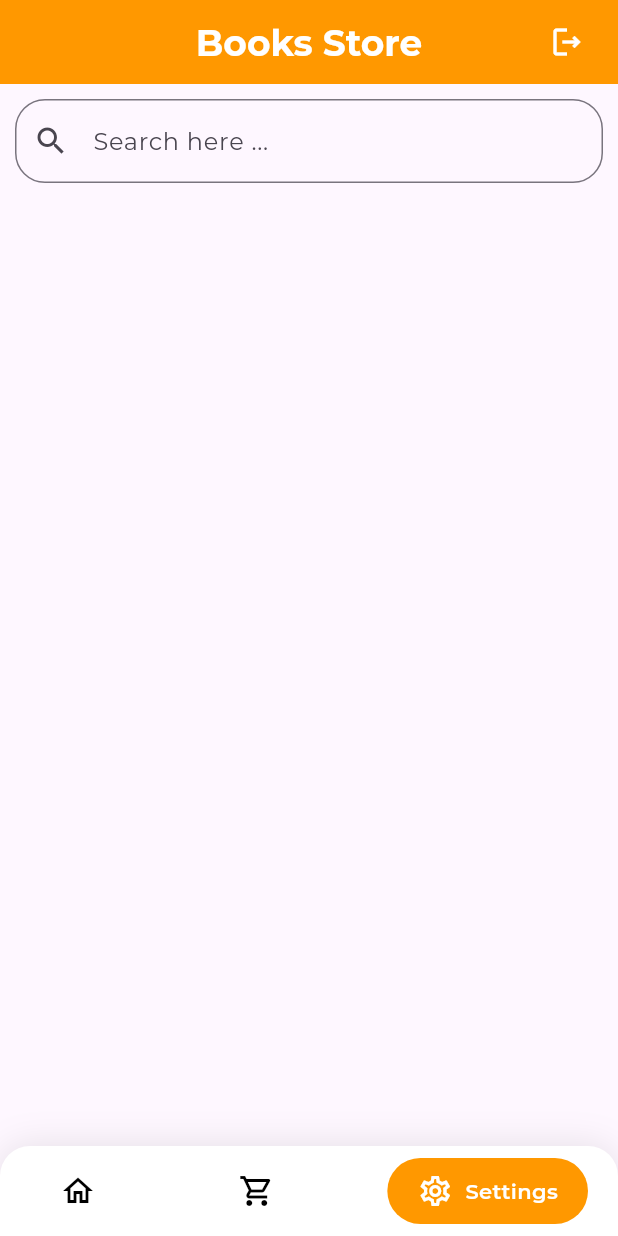
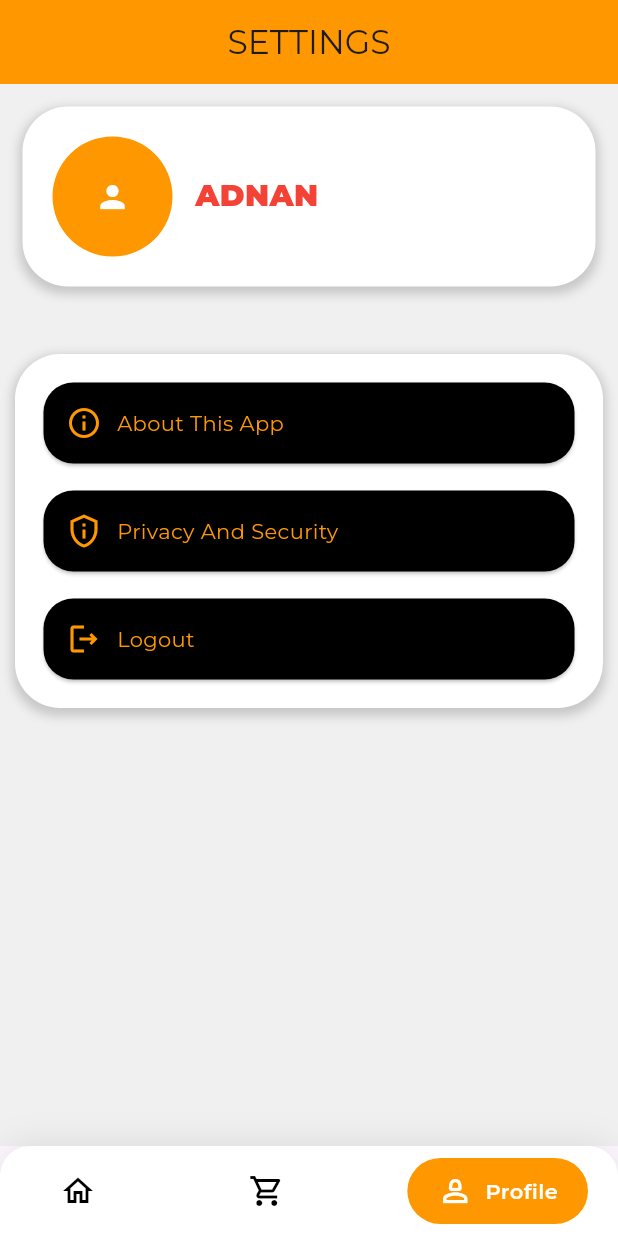
Before and after one commit to adnan-vk/Ecommerce_auth, a Flutter app: the Bottom screen opened directly, item 3 of the bottom bar chosen, on a phone screen of 412 x 824 dp. Run offline on Flutter 3.47's test engine with Material 3 defaults, Android fonts, the phone set to English and light mode, and no system bars; drawn by our look-alikes of google_nav_bar; our stand-ins replace cloud_firestore, email_validator, firebase_auth, firebase_core, firebase_storage, google_fonts and 2 more; accounts and stored records are empty.

Commit message:
profile page

```diff
--- a/lib/view/bottom_bar/bottom_bar.dart
+++ b/lib/view/bottom_bar/bottom_bar.dart
@@ -1,3 +1,4 @@
+import 'package:authentication/view/profile_page/profile.dart';
 import 'package:flutter/material.dart';
 import 'package:authentication/controller/bottom_provider.dart';
 import 'package:authentication/view/cart/cart.dart';
@@ -47,8 +48,8 @@ class Bottom extends StatelessWidget {
                 text: 'Cart',
               ),
               GButton(
-                icon: Icons.settings_outlined,
-                text: 'Settings',
+                icon: Icons.person_2_outlined,
+                text: 'Profile',
               ),
             ],
             selectedIndex: providerdata.currentindex,
@@ -65,5 +66,5 @@ class Bottom extends StatelessWidget {
 final List<Widget> _tabs = [
   const HomePage(),
   const CartPage(),
-  const HomePage(),
+  const Profile(),
 ];
--- /dev/null
+++ b/lib/view/profile_page/about_appp.dart
@@ -0,0 +1,12 @@
+import 'package:flutter/material.dart';
+
+class AboutApp extends StatelessWidget {
+  const AboutApp({super.key});
+
+  @override
+  Widget build(BuildContext context) {
+    return Scaffold(
+      appBar: AppBar(),
+    );
+  }
+}
--- /dev/null
+++ b/lib/view/profile_page/privacy.dart
@@ -0,0 +1,12 @@
+import 'package:flutter/material.dart';
+
+class Privacy extends StatelessWidget {
+  const Privacy({super.key});
+
+  @override
+  Widget build(BuildContext context) {
+    return Scaffold(
+      appBar: AppBar(),
+    );
+  }
+}
--- /dev/null
+++ b/lib/view/profile_page/profile.dart
@@ -0,0 +1,204 @@
+import 'package:authentication/controller/authenticarion_provider/auth_provider.dart';
+import 'package:authentication/view/login_page/selectlogin.dart';
+import 'package:authentication/view/profile_page/about_appp.dart';
+import 'package:authentication/view/profile_page/privacy.dart';
+import 'package:authentication/view/welcome_page/welcome_page.dart';
+import 'package:flutter/material.dart';
+import 'package:provider/provider.dart';
+
+class Profile extends StatelessWidget {
+  const Profile({super.key});
+
+  @override
+  Widget build(BuildContext context) {
+    double height = MediaQuery.of(context).size.height;
+    return Scaffold(
+      appBar: AppBar(
+        backgroundColor: appcolor.orange,
+        centerTitle: true,
+        title: const Text("SETTINGS"),
+      ),
+      body: SingleChildScrollView(
+        scrollDirection: Axis.vertical,
+        child: Container(
+          height: height * 1,
+          color: const Color.fromARGB(255, 240, 240, 240),
+          child: Column(
+            children: [
+              Padding(
+                padding: const EdgeInsets.all(15),
+                child: Container(
+                  decoration: BoxDecoration(
+                    color: Colors.white,
+                    borderRadius: BorderRadius.circular(30),
+                    boxShadow: [
+                      BoxShadow(
+                        color: Colors.grey.withOpacity(0.5),
+                        spreadRadius: 2,
+                        blurRadius: 5,
+                        offset: const Offset(0, 3),
+                      ),
+                    ],
+                  ),
+                  padding: const EdgeInsets.all(20),
+                  child: const Row(
+                    children: [
+                      CircleAvatar(
+                        backgroundColor: Colors.orange,
+                        radius: 40,
+                        child: Icon(
+                          Icons.person,
+                          color: Colors.white,
+                        ),
+                      ),
+                      SizedBox(width: 15),
+                      Text(
+                        "ADNAN",
+                        style: TextStyle(
+                          color: Colors.red,
+                          fontSize: 20,
+                          fontWeight: FontWeight.w900,
+                        ),
+                      ),
+                    ],
+                  ),
+                ),
+              ),
+              const SizedBox(height: 20),
+              Padding(
+                padding: const EdgeInsets.all(10),
+                child: Container(
+                  decoration: BoxDecoration(
+                    color: Colors.white,
+                    borderRadius: BorderRadius.circular(30),
+                    boxShadow: [
+                      BoxShadow(
+                        color: Colors.grey.withOpacity(0.5),
+                        spreadRadius: 2,
+                        blurRadius: 5,
+                        offset: const Offset(0, 3),
+                      ),
+                    ],
+                  ),
+                  padding: const EdgeInsets.all(15),
+                  child: Column(
+                    children: [
+                      _buildMenuItem(
+                        onp: () => Navigator.push(
+                            context,
+                            MaterialPageRoute(
+                              builder: (context) => const AboutApp(),
+                            )),
+                        context,
+                        icon: Icons.info_outline,
+                        title: "About This App",
+                      ),
+                      const SizedBox(height: 10),
+                      _buildMenuItem(
+                        onp: () => Navigator.push(
+                            context,
+                            MaterialPageRoute(
+                              builder: (context) => const Privacy(),
+                            )),
+                        context,
+                        icon: Icons.privacy_tip_outlined,
+                        title: "Privacy And Security",
+                      ),
+                      const SizedBox(height: 10),
+                      _buildMenuItem(
+                        context,
+                        onp: () => sheet(context),
+                        icon: Icons.logout_outlined,
+                        title: "Logout",
+                      ),
+                    ],
+                  ),
+                ),
+              ),
+            ],
+          ),
+        ),
+      ),
+    );
+  }
+
+  Widget _buildMenuItem(BuildContext context,
+      {required IconData icon,
+      required String title,
+      required VoidCallback? onp}) {
+    return GestureDetector(
+      onTap: () {
+        onp!();
+      },
+      child: Card(
+        shape: RoundedRectangleBorder(borderRadius: BorderRadius.circular(20)),
+        color: appcolor.black,
+        child: Padding(
+          padding: const EdgeInsets.all(15),
+          child: Row(
+            children: [
+              Icon(icon, color: appcolor.orange),
+              const SizedBox(width: 10),
+              Text(
+                title,
+                style: TextStyle(color: appcolor.orange),
+              ),
+            ],
+          ),
+        ),
+      ),
+    );
+  }
+
+  sheet(BuildContext context) {
+    final pro = Provider.of<AuthenticationProvider>(context, listen: false);
+    return showDialog(
+      context: context,
+      builder: (context) {
+        return AlertDialog(
+          title: const Column(
+            children: [
+              Text("LOG OUT"),
+              Text(
+                "DO YOU WANT TO LOG OUT FROM THIS USER",
+                style: TextStyle(fontWeight: FontWeight.w300, fontSize: 15),
+                textAlign: TextAlign.center,
+              ),
+            ],
+          ),
+          actions: [
+            ElevatedButton(
+                style: const ButtonStyle(
+                  backgroundColor:
+                      MaterialStatePropertyAll(Color.fromARGB(255, 3, 45, 79)),
+                ),
+                onPressed: () {
+                  Navigator.pop(context);
+                },
+                child: const Text(
+                  "CANCEL",
+                )),
+            ElevatedButton(
+                style: const ButtonStyle(
+                    backgroundColor: MaterialStatePropertyAll(
+                        Color.fromARGB(255, 3, 45, 79))),
+                onPressed: () {
+                  pro.signOutEmail();
+                  pro.googleSignout();
+                  Navigator.pushAndRemoveUntil(
+                    context,
+                    MaterialPageRoute(
+                      builder: (context) => const SelectLoginTypePage(),
+                    ),
+                    (route) => false,
+                  );
+                },
+                child: const Text(
+                  "LOGOUT",
+                )),
+          ],
+        );
+      },
+    );
+  }
+}
```
Also changed, not shown: lib/view/home_page/home_page.dart (+0 -10 lines).
